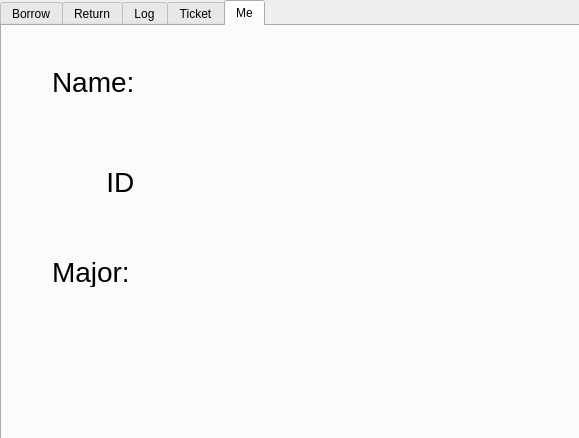
Before: the Qt Designer form readerwindow.ui in Yuuksta/LibraryMS, drawn with Qt 5.
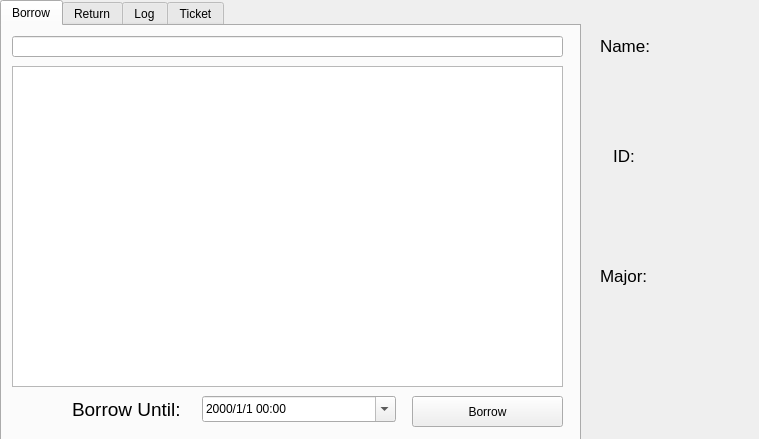
After: the same form once the commit is applied. The open tabs and pages were chosen to show the change.

What changed in the file:
```diff
--- a/readerwindow.ui
+++ b/readerwindow.ui
@@ -6,8 +6,8 @@
    <rect>
     <x>0</x>
     <y>0</y>
-    <width>579</width>
-    <height>438</height>
+    <width>759</width>
+    <height>439</height>
    </rect>
   </property>
   <property name="windowTitle">
@@ -22,6 +22,9 @@
      <height>441</height>
     </rect>
    </property>
+   <property name="styleSheet">
+    <string notr="true"/>
+   </property>
    <property name="currentIndex">
     <number>0</number>
    </property>
@@ -214,22 +217,19 @@
      </property>
     </widget>
    </widget>
-   <widget class="QWidget" name="meTab">
-    <attribute name="title">
-     <string>Me</string>
-    </attribute>
+  </widget>
     <widget class="QLabel" name="nameTitleLabel">
      <property name="geometry">
       <rect>
-       <x>50</x>
-       <y>40</y>
+     <x>600</x>
+     <y>30</y>
        <width>81</width>
        <height>31</height>
       </rect>
      </property>
      <property name="font">
       <font>
-       <pointsize>21</pointsize>
+     <pointsize>13</pointsize>
       </font>
      </property>
      <property name="text">
@@ -239,51 +239,33 @@
     <widget class="QLabel" name="nameLabel">
      <property name="geometry">
       <rect>
-       <x>160</x>
-       <y>41</y>
-       <width>301</width>
+     <x>600</x>
+     <y>70</y>
+     <width>131</width>
        <height>31</height>
       </rect>
      </property>
      <property name="font">
       <font>
-       <pointsize>21</pointsize>
+     <pointsize>13</pointsize>
       </font>
      </property>
      <property name="text">
       <string/>
      </property>
     </widget>
-    <widget class="QLabel" name="idTitleLabel">
-     <property name="geometry">
-      <rect>
-       <x>50</x>
-       <y>140</y>
-       <width>81</width>
-       <height>31</height>
-      </rect>
-     </property>
-     <property name="font">
-      <font>
-       <pointsize>21</pointsize>
-      </font>
-     </property>
-     <property name="text">
-      <string>       ID:</string>
-     </property>
-    </widget>
     <widget class="QLabel" name="idLabel">
      <property name="geometry">
       <rect>
-       <x>160</x>
-       <y>140</y>
-       <width>301</width>
+     <x>600</x>
+     <y>180</y>
+     <width>131</width>
        <height>31</height>
       </rect>
      </property>
      <property name="font">
       <font>
-       <pointsize>21</pointsize>
+     <pointsize>13</pointsize>
       </font>
      </property>
      <property name="text">
@@ -293,15 +275,15 @@
     <widget class="QLabel" name="majorTitleLabel">
      <property name="geometry">
       <rect>
-       <x>50</x>
-       <y>230</y>
+     <x>600</x>
+     <y>260</y>
        <width>81</width>
        <height>31</height>
       </rect>
      </property>
      <property name="font">
       <font>
-       <pointsize>21</pointsize>
+     <pointsize>13</pointsize>
       </font>
      </property>
      <property name="text">
@@ -311,22 +293,38 @@
     <widget class="QLabel" name="majorLabel">
      <property name="geometry">
       <rect>
-       <x>160</x>
-       <y>230</y>
-       <width>301</width>
+     <x>600</x>
+     <y>300</y>
+     <width>151</width>
        <height>31</height>
       </rect>
      </property>
      <property name="font">
       <font>
-       <pointsize>21</pointsize>
+     <pointsize>13</pointsize>
       </font>
      </property>
      <property name="text">
       <string/>
      </property>
     </widget>
-   </widget>
+  <widget class="QLabel" name="idTitleLabel">
+   <property name="geometry">
+    <rect>
+     <x>580</x>
+     <y>140</y>
+     <width>81</width>
+     <height>31</height>
+    </rect>
+   </property>
+   <property name="font">
+    <font>
+     <pointsize>13</pointsize>
+    </font>
+   </property>
+   <property name="text">
+    <string>       ID:</string>
+   </property>
   </widget>
  </widget>
  <resources/>
```
Left out of the diff: 3 changed lines with no effect on the pictures. Lines whose indentation alone changed are shown as unchanged.
